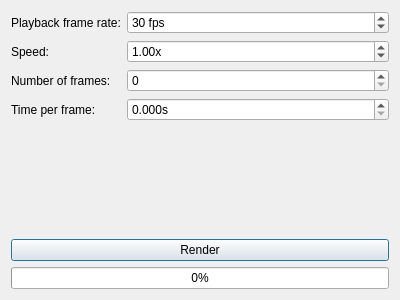
This is replayrecorderwindow.ui in benwh1/cubesim as Qt 5 draws it before an edit. The edited form follows.
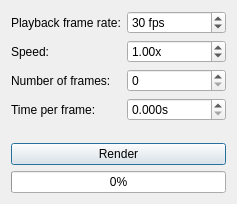
This is the edited form.

Commit message: Hide progress bar when not recording

Diff of the .ui file:
```diff
--- a/replayrecorderwindow.ui
+++ b/replayrecorderwindow.ui
@@ -6,8 +6,8 @@
    <rect>
     <x>0</x>
     <y>0</y>
-    <width>400</width>
-    <height>300</height>
+    <width>237</width>
+    <height>204</height>
    </rect>
   </property>
   <property name="windowTitle">
```
The commit also changes 2 other files.
